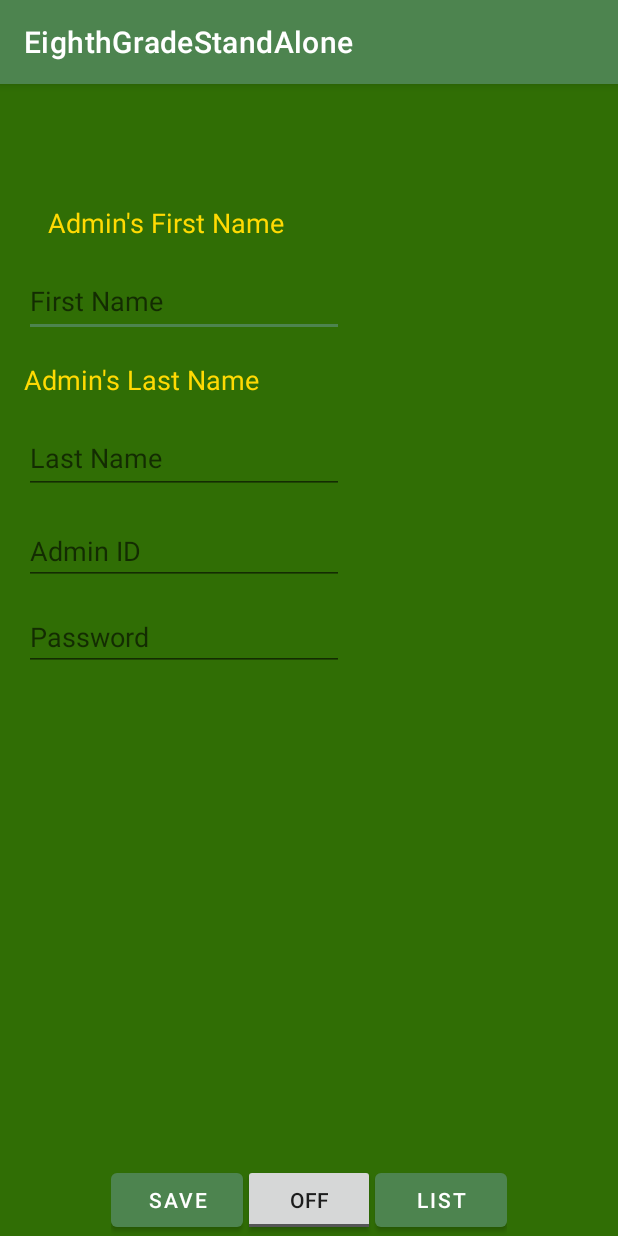
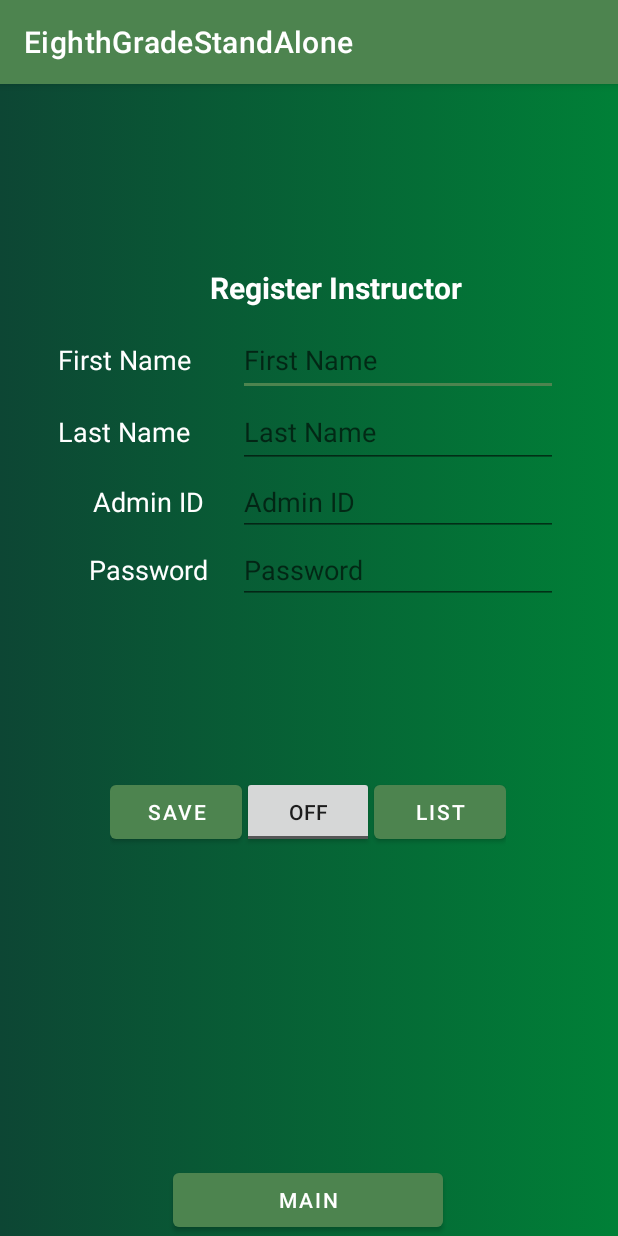
Before and after one commit to Jmaude/EighthGradeStandAlone, an Android app: the AdminCreateDB screen opened directly, with no data from a screen before it, on a phone screen of 412 x 824 dp. Run offline under Robolectric (Android 15) with nearby library versions, the phone set to English and light mode, and no system bars.

Commit message:
Admin Register layout update + amdin register

```diff
--- a/app/src/main/res/layout/activity_admin_create_db.xml
+++ b/app/src/main/res/layout/activity_admin_create_db.xml
@@ -4,108 +4,122 @@
     xmlns:tools="http://schemas.android.com/tools"
     android:layout_width="match_parent"
     android:layout_height="match_parent"
-    android:background="@color/hunter"
+    android:background="@drawable/gradient_background"
     tools:context=".AdminCreateDB">
 
-    <ScrollView
-        android:id="@+id/scrollView3"
-        android:layout_width="match_parent"
-        android:layout_height="match_parent"
-        app:layout_constraintBottom_toBottomOf="parent"
+    <TableLayout
+        android:id="@+id/tableLayout2"
+        android:layout_width="wrap_content"
+        android:layout_height="wrap_content"
+        android:layout_marginStart="20dp"
+        android:layout_marginTop="160dp"
+        android:layout_marginEnd="20dp"
         app:layout_constraintEnd_toEndOf="parent"
-        app:layout_constraintHorizontal_bias="0.0"
+        app:layout_constraintHorizontal_bias="0.487"
         app:layout_constraintStart_toStartOf="parent"
-        app:layout_constraintTop_toTopOf="parent"
-        app:layout_constraintVertical_bias="1.0">
+        app:layout_constraintTop_toTopOf="parent">>
 
-        <androidx.constraintlayout.widget.ConstraintLayout
+        <TableRow
             android:layout_width="match_parent"
-            android:layout_height="wrap_content">
+            android:layout_height="match_parent">
 
             <TextView
                 android:id="@+id/textView3"
-                android:layout_width="wrap_content"
+                android:layout_width="120dp"
                 android:layout_height="wrap_content"
-                android:layout_marginStart="32dp"
-                android:layout_marginTop="80dp"
-                android:text="@string/adminFirst"
-                android:textColor="@color/sunflower"
-                android:textSize="@dimen/text_size_md"
-                app:layout_constraintStart_toStartOf="parent"
-                app:layout_constraintTop_toTopOf="parent" />
+                android:text="@string/firstName"
+                android:textColor="@color/white"
+                android:textSize="@dimen/text_size_md" />
 
             <EditText
                 android:id="@+id/editStdFirstName"
                 android:layout_width="wrap_content"
                 android:layout_height="wrap_content"
-                android:layout_marginStart="16dp"
-                android:layout_marginTop="16dp"
                 android:ems="10"
                 android:hint="@string/firstName"
                 android:inputType="textPersonName"
-                android:minHeight="48dp"
-                app:layout_constraintStart_toStartOf="parent"
-                app:layout_constraintTop_toBottomOf="@+id/textView3" />
+                android:minHeight="48dp" />
+        </TableRow>
+
+        <TableRow
+            android:layout_width="match_parent"
+            android:layout_height="match_parent">
+
+            <TextView
+                android:id="@+id/editText4"
+                android:layout_width="wrap_content"
+                android:layout_height="wrap_content"
+                android:text="Last Name "
+                android:textColor="@color/white"
+                android:textSize="@dimen/text_size_md" />
 
             <EditText
                 android:id="@+id/editStdLastName"
                 android:layout_width="wrap_content"
                 android:layout_height="wrap_content"
-                android:layout_marginStart="16dp"
-                android:layout_marginTop="16dp"
                 android:ems="10"
                 android:hint="@string/lastName"
                 android:inputType="textPersonName"
-                android:minHeight="48dp"
-                app:layout_constraintStart_toStartOf="parent"
-                app:layout_constraintTop_toBottomOf="@+id/editText4" />
+                android:minHeight="48dp" />
+        </TableRow>
+
+        <TableRow
+            android:layout_width="match_parent"
+            android:layout_height="match_parent">
 
             <TextView
-                android:id="@+id/editText4"
                 android:layout_width="wrap_content"
                 android:layout_height="wrap_content"
-                android:layout_marginStart="16dp"
-                android:layout_marginTop="16dp"
-                android:text="@string/adminLastName"
-                android:textColor="@color/sunflower"
-                android:textSize="@dimen/text_size_md"
-                app:layout_constraintStart_toStartOf="parent"
-                app:layout_constraintTop_toBottomOf="@+id/editStdFirstName" />
+                android:gravity="center"
+                android:text="Admin ID"
+                android:textColor="@color/white"
+                android:textSize="@dimen/text_size_md" />
 
             <EditText
                 android:id="@+id/editAdminUserName"
                 android:layout_width="wrap_content"
                 android:layout_height="wrap_content"
-                android:layout_marginStart="16dp"
-                android:layout_marginTop="15dp"
                 android:ems="10"
                 android:hint="@string/adminId"
-                android:inputType="number"
-                app:layout_constraintStart_toStartOf="parent"
-                app:layout_constraintTop_toBottomOf="@+id/editStdLastName" />
+                android:inputType="number" />
+
+        </TableRow>
+
+        <TableRow
+            android:layout_width="match_parent"
+            android:layout_height="match_parent">
+
+            <TextView
+                android:id="@+id/textView11"
+                android:layout_width="wrap_content"
+                android:layout_height="wrap_content"
+                android:gravity="center"
+                android:text="Password"
+                android:textColor="@color/white"
+                android:textSize="@dimen/text_size_md" />
 
             <EditText
                 android:id="@+id/editPassword"
                 android:layout_width="wrap_content"
                 android:layout_height="wrap_content"
-                android:layout_marginStart="16dp"
-                android:layout_marginTop="12dp"
                 android:ems="10"
                 android:hint="@string/password"
-                android:inputType="number"
-                app:layout_constraintStart_toStartOf="parent"
-                app:layout_constraintTop_toBottomOf="@+id/editAdminUserName" />
-
-        </androidx.constraintlayout.widget.ConstraintLayout>
-    </ScrollView>
+                android:inputType="number" />
+        </TableRow>
+    </TableLayout>
 
     <LinearLayout
+        android:id="@+id/linearLayout3"
         android:layout_width="wrap_content"
         android:layout_height="wrap_content"
+        android:layout_marginTop="27dp"
+        android:layout_marginBottom="123dp"
         android:orientation="horizontal"
-        app:layout_constraintBottom_toBottomOf="parent"
+        app:layout_constraintBottom_toTopOf="@+id/buttonStLogOn2"
         app:layout_constraintEnd_toEndOf="parent"
-        app:layout_constraintStart_toStartOf="parent">
+        app:layout_constraintHorizontal_bias="0.496"
+        app:layout_constraintStart_toStartOf="parent"
+        app:layout_constraintTop_toBottomOf="@+id/tableLayout2">
 
         <Button
             android:id="@+id/buttonSave"
@@ -129,4 +143,29 @@
             android:text="@string/listView" />
     </LinearLayout>
 
+    <TextView
+        android:id="@+id/textView15"
+        android:layout_width="wrap_content"
+        android:layout_height="wrap_content"
+        android:layout_marginTop="122dp"
+        android:text="Register Instructor"
+        android:textColor="@color/white"
+        android:textSize="20dp"
+        android:textStyle="bold"
+        app:layout_constraintEnd_toEndOf="parent"
+        app:layout_constraintHorizontal_bias="0.575"
+        app:layout_constraintStart_toStartOf="parent"
+        app:layout_constraintTop_toTopOf="parent" />
+
+    <Button
+        android:id="@+id/buttonStLogOn2"
+        android:layout_width="180dp"
+        android:layout_height="48dp"
+        android:text="Main"
+        app:layout_constraintBottom_toBottomOf="parent"
+        app:layout_constraintEnd_toEndOf="parent"
+        app:layout_constraintHorizontal_bias="0.497"
+        app:layout_constraintStart_toStartOf="parent"
+        app:layout_constraintVertical_bias="0.887" />
+
 </androidx.constraintlayout.widget.ConstraintLayout>
--- a/app/src/main/res/layout/activity_admin_input_data.xml
+++ b/app/src/main/res/layout/activity_admin_input_data.xml
@@ -7,6 +7,20 @@
     android:layout_height="match_parent"
     android:background="@drawable/gradient_background"
     tools:context=".AdminInputData">
+
+    <TextView
+        android:id="@+id/textView6"
+        android:layout_width="0dp"
+        android:layout_height="wrap_content"
+        android:layout_marginStart="125dp"
+        android:layout_marginTop="122dp"
+        android:layout_marginEnd="125dp"
+        android:text="Student Information"
+        android:textColor="@color/white"
+        android:textSize="@dimen/text_size_md"
+        app:layout_constraintEnd_toEndOf="parent"
+        app:layout_constraintStart_toStartOf="parent"
+        app:layout_constraintTop_toTopOf="parent" />
 
     <TableLayout
         android:id="@+id/tableLayout2"
@@ -51,7 +65,7 @@
                 android:id="@+id/textView3"
                 android:layout_width="wrap_content"
                 android:layout_height="wrap_content"
-                android:text="@string/stdNameFirst"
+                android:text="@string/firstName"
                 android:textColor="@color/white"
                 android:textSize="@dimen/text_size_md" />
 
@@ -73,7 +87,7 @@
                 android:id="@+id/editText4"
                 android:layout_width="wrap_content"
                 android:layout_height="wrap_content"
-                android:text="@string/lastName2"
+                android:text="@string/lastName"
                 android:textColor="@color/white"
                 android:textSize="@dimen/text_size_md" />
 
@@ -117,7 +131,7 @@
                 android:id="@+id/labelAmtPay2"
                 android:layout_width="wrap_content"
                 android:layout_height="wrap_content"
-                android:text="@string/AmtDue"
+                android:text="Amount Due"
                 android:textColor="@color/white"
                 android:textSize="@dimen/text_size_md" />
 
```
